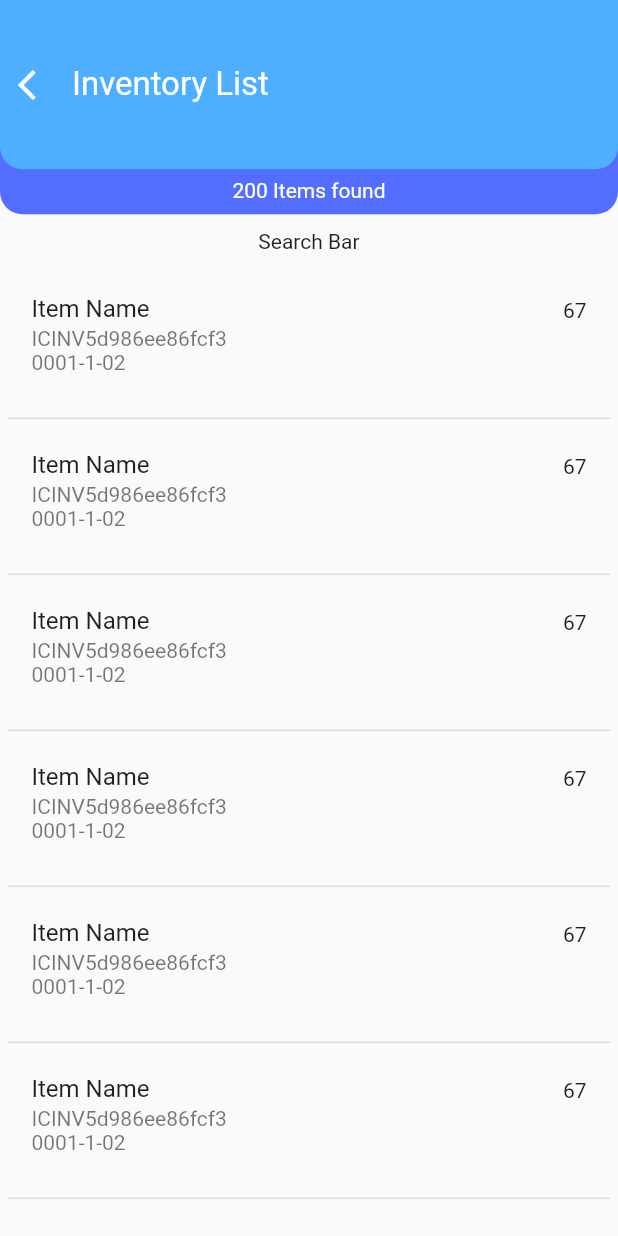
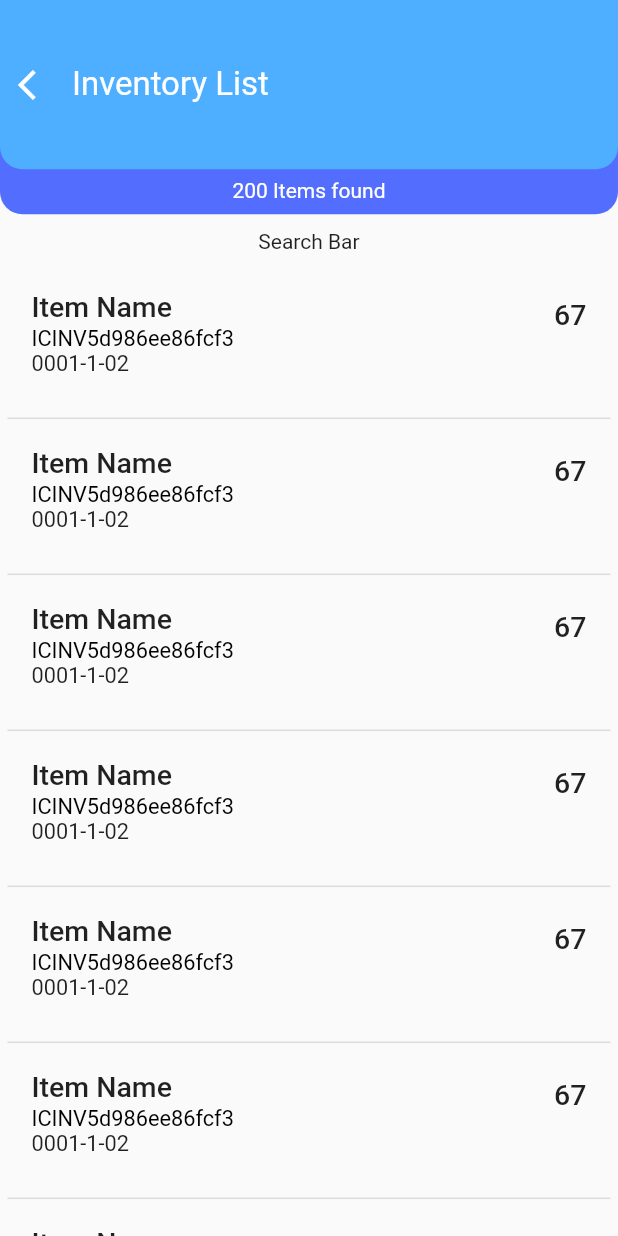
Before and after one commit to innovation-center-gitam-hyd/Innovation-Center-App, a Flutter app: the MyInventoryList screen opened directly, on a phone screen of 412 x 824 dp. Run offline on Flutter 3.47's test engine with Material 2 defaults, Android fonts, the light colour scheme and no system bars; our stand-ins replace flutter_custom_clippers, page_transition, shared_preferences; accounts and stored records are empty.

Commit message:
item-widget updated

```diff
--- a/lib/myScreen/myWidgets/itemWidget.dart
+++ b/lib/myScreen/myWidgets/itemWidget.dart
@@ -11,10 +11,31 @@ class ItemWidget extends StatelessWidget {
   Widget build(BuildContext context) {
     return Container(
       child: ListTile(
-        title: Text("$item"),
+        onTap: () {},
+        title: Text(
+          "$item",
+          style: TextStyle(
+            fontSize: 19,
+            fontWeight: FontWeight.w500,
+          ),
+        ),
         isThreeLine: true,
-        subtitle: Text("$uqId \n$itemCode"),
-        trailing: Text("$qty"),
+        subtitle: RichText(
+          text: TextSpan(
+            style: TextStyle(color: Colors.black87, fontSize: 14.5),
+            children: [
+              TextSpan(text: "$uqId", style: TextStyle(color: Colors.black)),
+              TextSpan(text: "\n$itemCode")
+            ],
+          ),
+        ),
+        trailing: Text(
+          "$qty",
+          style: TextStyle(
+            fontSize: 19,
+            fontWeight: FontWeight.w500,
+          ),
+        ),
       ),
     );
   }
```
